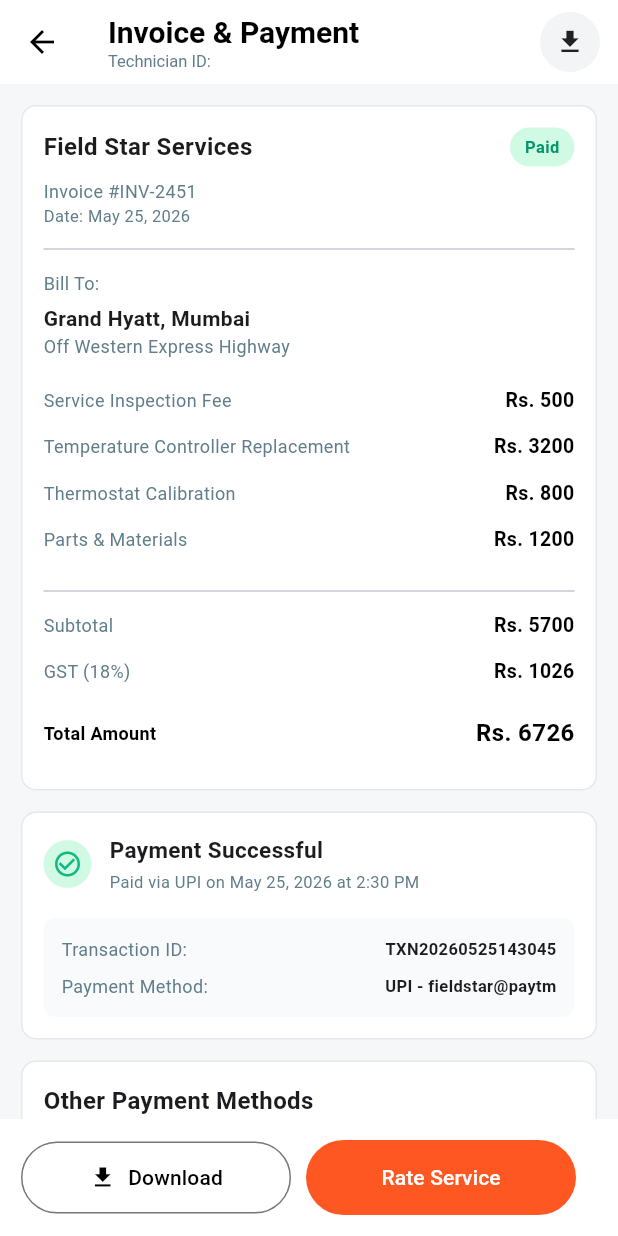
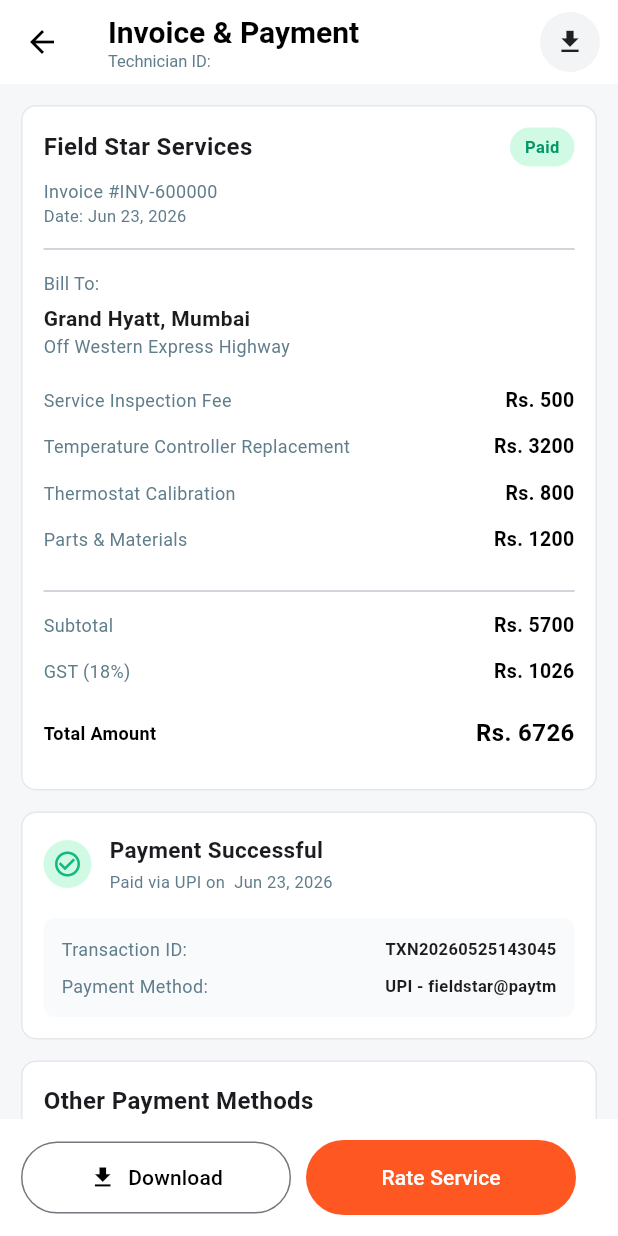
Before and after one commit to sanjana561/Field_star, a Flutter app: the InvoicePaymentPage screen opened by its route, on a phone screen of 412 x 824 dp. Run offline on Flutter 3.47's test engine with Material 3 defaults, Android fonts, the phone set to English and light mode, and no system bars; our stand-ins replace go_router, image_picker, just_audio, pdf, printing, qr_flutter and 2 more; missing offline and left inert: record; accounts and stored records are empty.

Commit message:
made changes in invoice page

```diff
--- a/lib/pages/jobdetails/invoice_payment.dart
+++ b/lib/pages/jobdetails/invoice_payment.dart
@@ -118,6 +118,13 @@
 
 class _InvoicePaymentPageState extends State<InvoicePaymentPage> {
   final repo = TechdetaisDb();
+  String _formatDate(DateTime date) {
+  const months = [
+    'Jan', 'Feb', 'Mar', 'Apr', 'May', 'Jun',
+    'Jul', 'Aug', 'Sep', 'Oct', 'Nov', 'Dec'
+  ];
+  return '${months[date.month - 1]} ${date.day}, ${date.year}';
+}
   @override
   Widget build(BuildContext context) {
     return Scaffold(
@@ -216,15 +223,14 @@
                   ),
 
                   const SizedBox(height: 8),
-                  const Text(
-                    "Invoice #INV-2451",
-                    style: TextStyle(color: Colors.blueGrey, fontSize: 12),
-                  ),
-                  const Text(
-                    "Date: May 25, 2026",
-                    style: TextStyle(color: Colors.blueGrey, fontSize: 11),
-                  ),
-
+                Text(
+  'Invoice #INV-${DateTime.now().millisecondsSinceEpoch.toString().substring(7)}',
+  style: const TextStyle(color: Colors.blueGrey, fontSize: 12),
+),
+Text(
+  'Date: ${_formatDate(DateTime.now())}',
+  style: const TextStyle(color: Colors.blueGrey, fontSize: 11),
+),
                   const Divider(height: 28),
 
                   const Text(
@@ -295,7 +301,7 @@
                         ),
                       ),
                       const SizedBox(width: 12),
-                      const Expanded(
+                       Expanded(
                         child: Column(
                           crossAxisAlignment: CrossAxisAlignment.start,
                           children: [
@@ -307,8 +313,10 @@
                               ),
                             ),
                             SizedBox(height: 3),
+
                             Text(
-                              "Paid via UPI on May 25, 2026 at 2:30 PM",
+
+                             'Paid via UPI on  ${_formatDate(DateTime.now())}',
                               style: TextStyle(
                                 color: Colors.blueGrey,
                                 fontSize: 11,
--- a/lib/service/raise_complaint_db.dart
+++ b/lib/service/raise_complaint_db.dart
@@ -197,4 +197,5 @@
     return null;
   }
 }
+
 }
--- a/lib/service/techdetais_db.dart
+++ b/lib/service/techdetais_db.dart
@@ -31,7 +31,11 @@
 
   return TechModel.fromMap(technicianResponse);
 }
-
+Future<int> generateInvoiceNumber() async {
+  final response = await _supabase
+      .rpc('get_next_invoice_number');
+  return response as int;
+}
 
 
 
```
